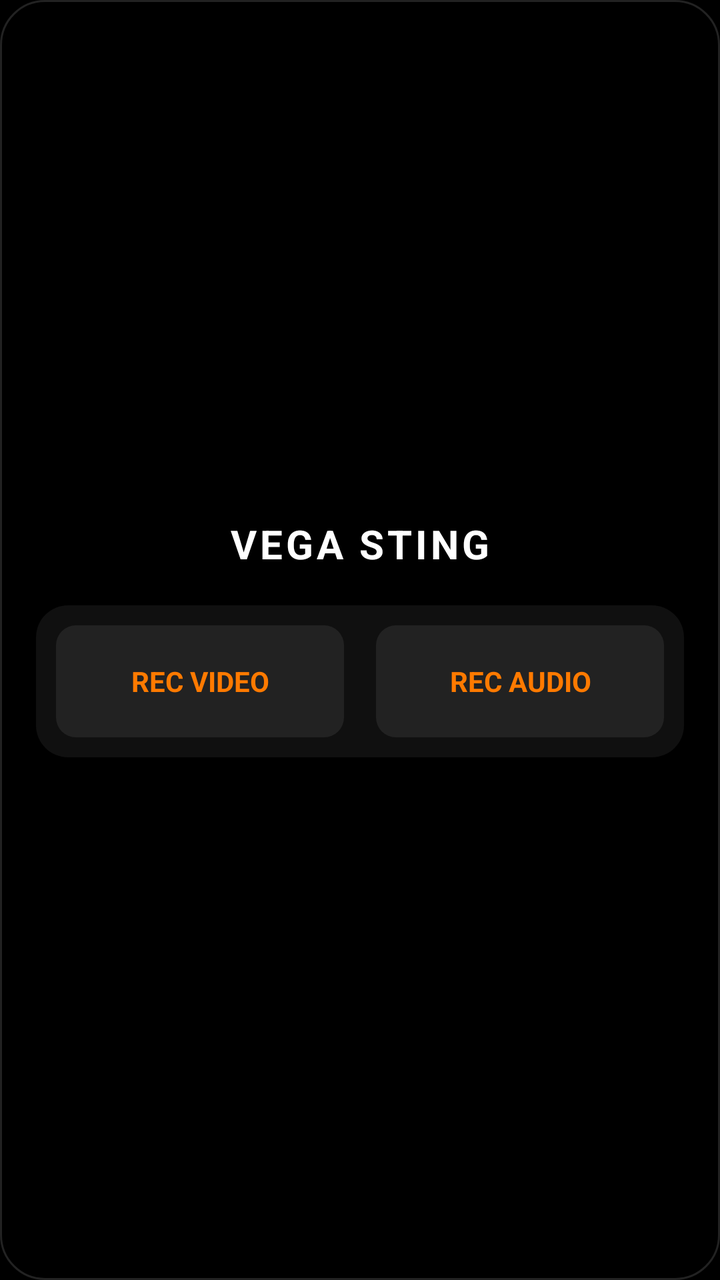
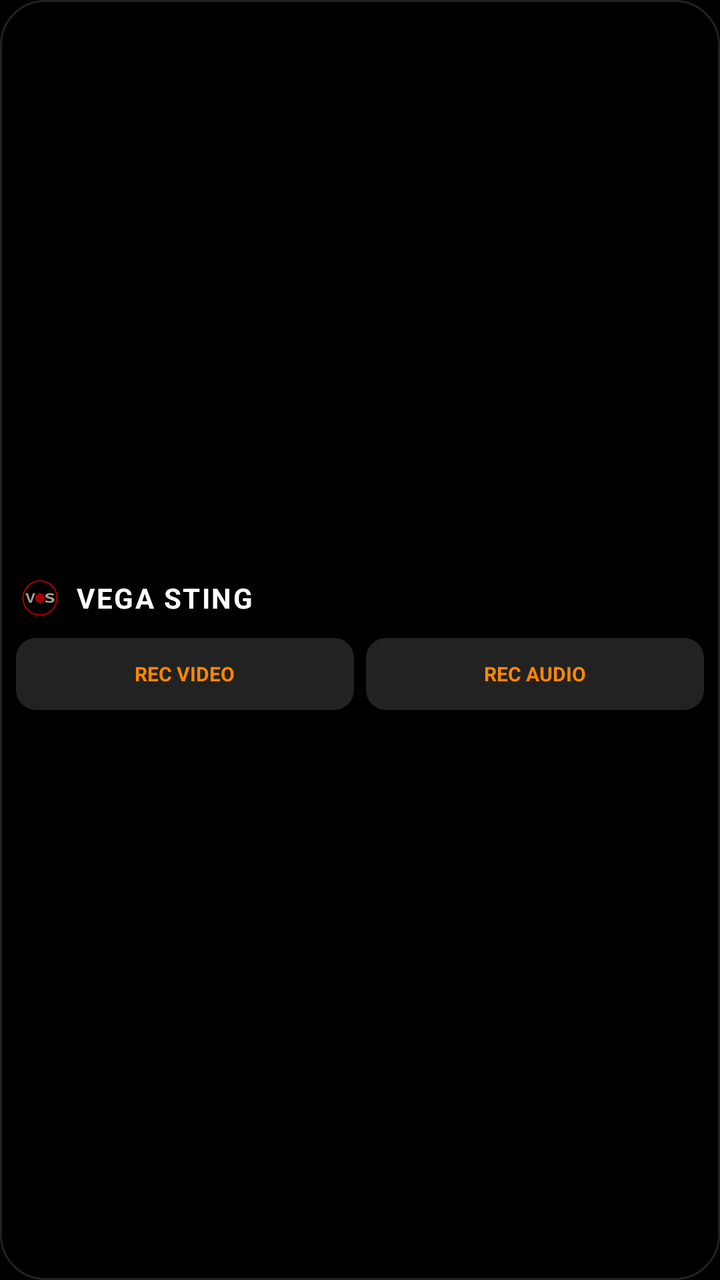

The first picture is an Android layout as it rendered before a commit; the second is the same layout after the commit. The layout source and the unified diff follow.
<!-- AndroidManifest.xml: application theme Theme.VEGASTING -->
<!-- res/layout/widget_recording.xml -->
<?xml version="1.0" encoding="utf-8"?>
<LinearLayout
    xmlns:android="http://schemas.android.com/apk/res/android"
    android:id="@+id/widgetRoot"
    android:layout_width="match_parent"
    android:layout_height="match_parent"
    android:orientation="vertical"
    android:gravity="center"
    android:background="@drawable/widget_background"
    android:padding="18dp">

    <TextView
        android:id="@+id/widgetTitle"
        android:layout_width="match_parent"
        android:layout_height="wrap_content"
        android:text="VEGA STING"
        android:textColor="#FFFFFF"
        android:textSize="20sp"
        android:textStyle="bold"
        android:letterSpacing="0.08"
        android:gravity="center"
        android:includeFontPadding="false" />

    <LinearLayout
        android:id="@+id/buttonPanel"
        android:layout_width="match_parent"
        android:layout_height="wrap_content"
        android:orientation="horizontal"
        android:gravity="center"
        android:layout_marginTop="18dp"
        android:padding="10dp"
        android:background="@drawable/widget_panel_background">

        <Button
            android:id="@+id/btnLeft"
            android:layout_width="0dp"
            android:layout_weight="1"
            android:layout_height="wrap_content"
            android:minHeight="56dp"
            android:text="REC VIDEO"
            android:textColor="#FF7A00"
            android:textStyle="bold"
            android:gravity="center"
            android:background="@drawable/widget_button_background"
            android:layout_marginEnd="8dp"/>

        <Button
            android:id="@+id/btnRight"
            android:layout_width="0dp"
            android:layout_weight="1"
            android:layout_height="wrap_content"
            android:minHeight="56dp"
            android:text="REC AUDIO"
            android:textColor="#FF7A00"
            android:textStyle="bold"
            android:gravity="center"
            android:background="@drawable/widget_button_background"
            android:layout_marginStart="8dp"/>
    </LinearLayout>
</LinearLayout>
<!-- resources referenced by this layout -->
<resources>
  <!-- drawable widget_background (drawable) -->
  <?xml version="1.0" encoding="utf-8"?>
  <shape xmlns:android="http://schemas.android.com/apk/res/android"
      android:shape="rectangle">
      <solid android:color="#000000" />
      <corners android:radius="22dp" />
      <stroke
          android:width="1dp"
          android:color="#222222" />
  </shape>
  <!-- drawable widget_button_background (drawable) -->
  <?xml version="1.0" encoding="utf-8"?>
  <shape xmlns:android="http://schemas.android.com/apk/res/android"
      android:shape="rectangle">
      <solid android:color="#222222" />
      <corners android:radius="10dp" />
  </shape>
  <!-- drawable widget_panel_background (drawable) -->
  <?xml version="1.0" encoding="utf-8"?>
  <shape xmlns:android="http://schemas.android.com/apk/res/android"
      android:shape="rectangle">
      <solid android:color="#101010" />
      <corners android:radius="16dp" />
  </shape>
  <style name="Theme.VEGASTING" parent="android:Theme.Material.Light.NoActionBar">
          <item name="android:windowBackground">#000000</item>
      </style>
</resources>

<!-- the commit's change to res/layout/widget_recording.xml (unified diff, before → after) -->
@@ -7,54 +7,78 @@
     android:orientation="vertical"
     android:gravity="center"
     android:background="@drawable/widget_background"
-    android:padding="18dp">
+    android:padding="8dp">
 
-    <TextView
-        android:id="@+id/widgetTitle"
+    <LinearLayout
+        android:id="@+id/widgetHeader"
         android:layout_width="match_parent"
-        android:layout_height="wrap_content"
-        android:text="VEGA STING"
-        android:textColor="#FFFFFF"
-        android:textSize="20sp"
-        android:textStyle="bold"
-        android:letterSpacing="0.08"
-        android:gravity="center"
-        android:includeFontPadding="false" />
+        android:layout_height="28dp"
+        android:orientation="horizontal"
+        android:gravity="center_vertical">
+
+        <ImageView
+            android:id="@+id/widgetLogo"
+            android:layout_width="24dp"
+            android:layout_height="24dp"
+            android:src="@drawable/widget_logo"
+            android:scaleType="centerInside" />
+
+        <TextView
+            android:id="@+id/widgetTitle"
+            android:layout_width="0dp"
+            android:layout_height="wrap_content"
+            android:layout_weight="1"
+            android:layout_marginStart="6dp"
+            android:text="VEGA STING"
+            android:textColor="#FFFFFF"
+            android:textSize="14sp"
+            android:textStyle="bold"
+            android:letterSpacing="0.06"
+            android:gravity="center_vertical"
+            android:maxLines="1" />
+
+    </LinearLayout>
 
     <LinearLayout
         android:id="@+id/buttonPanel"
         android:layout_width="match_parent"
-        android:layout_height="wrap_content"
+        android:layout_height="36dp"
         android:orientation="horizontal"
         android:gravity="center"
-        android:layout_marginTop="18dp"
-        android:padding="10dp"
-        android:background="@drawable/widget_panel_background">
+        android:layout_marginTop="6dp">
 
         <Button
             android:id="@+id/btnLeft"
             android:layout_width="0dp"
+            android:layout_height="36dp"
             android:layout_weight="1"
-            android:layout_height="wrap_content"
-            android:minHeight="56dp"
+            android:minHeight="0dp"
+            android:minWidth="0dp"
             android:text="REC VIDEO"
-            android:textColor="#FF7A00"
+            android:textSize="10sp"
+            android:textColor="#FF8800"
             android:textStyle="bold"
             android:gravity="center"
+            android:padding="0dp"
             android:background="@drawable/widget_button_background"
-            android:layout_marginEnd="8dp"/>
+            android:layout_marginEnd="3dp" />
 
         <Button
             android:id="@+id/btnRight"
             android:layout_width="0dp"
+            android:layout_height="36dp"
             android:layout_weight="1"
-            android:layout_height="wrap_content"
-            android:minHeight="56dp"
+            android:minHeight="0dp"
+            android:minWidth="0dp"
             android:text="REC AUDIO"
-            android:textColor="#FF7A00"
+            android:textSize="10sp"
+            android:textColor="#FF8800"
             android:textStyle="bold"
             android:gravity="center"
+            android:padding="0dp"
             android:background="@drawable/widget_button_background"
-            android:layout_marginStart="8dp"/>
+            android:layout_marginStart="3dp" />
+
     </LinearLayout>
+
 </LinearLayout>
<!-- resource entries referenced after the edit -->
@@ -17,13 +17,7 @@
       <solid android:color="#222222" />
       <corners android:radius="10dp" />
   </shape>
-  <!-- drawable widget_panel_background (drawable) -->
-  <?xml version="1.0" encoding="utf-8"?>
-  <shape xmlns:android="http://schemas.android.com/apk/res/android"
-      android:shape="rectangle">
-      <solid android:color="#101010" />
-      <corners android:radius="16dp" />
-  </shape>
+  <!-- drawable widget_logo: png bitmap (drawable-hdpi, 4037 bytes) -->
   <style name="Theme.VEGASTING" parent="android:Theme.Material.Light.NoActionBar">
           <item name="android:windowBackground">#000000</item>
       </style>
